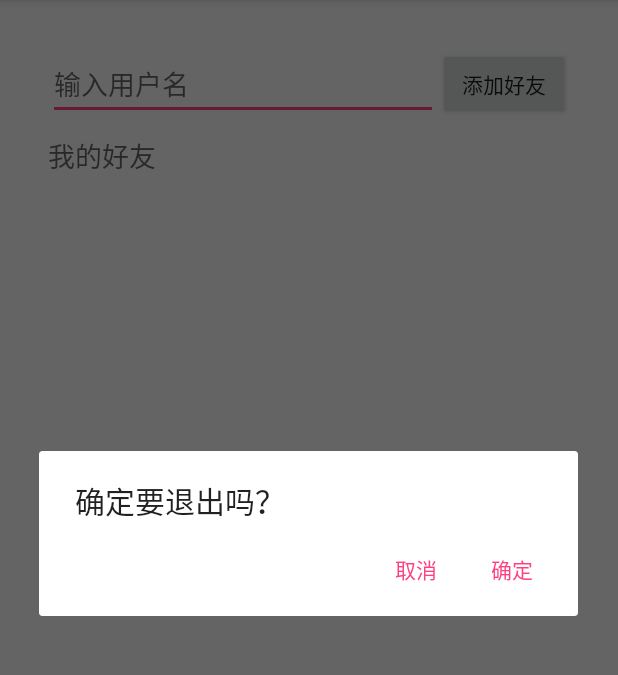
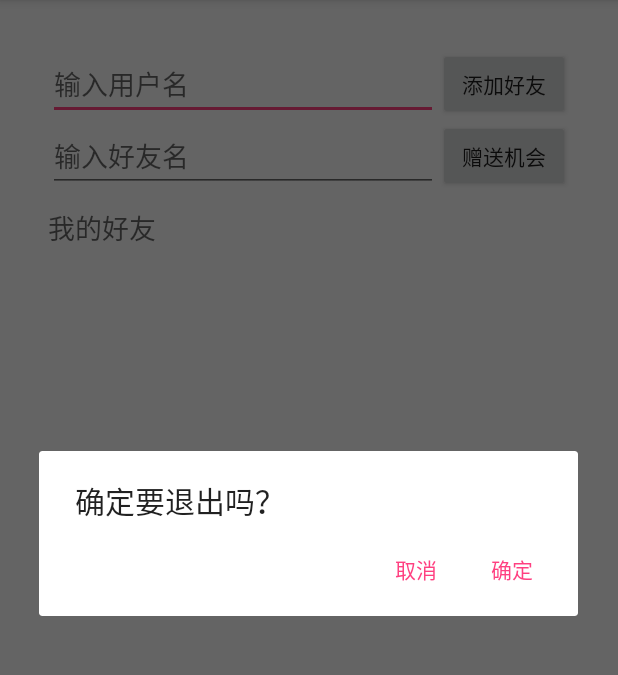
Before and after one commit to renisfan/software_develop, an Android app: the fragment FriendFragment placed in its activity, in the options menu, after a tap on "注销", on a phone screen of 412 x 824 dp, the part 84-759 px from its top. Run offline under Robolectric (Android 15) with nearby library versions, the phone set to English and light mode, and no system bars; 5 statements that could not run were skipped.

Commit message:
give chance to friend

```diff
--- a/MatchCards/app/src/main/res/layout/fragment_friend.xml
+++ b/MatchCards/app/src/main/res/layout/fragment_friend.xml
@@ -18,7 +18,9 @@
         android:layout_alignParentStart="true"
         android:layout_toLeftOf="@+id/add_friend_button"
         android:layout_toStartOf="@+id/add_friend_button"
-        android:hint="@string/username_hint" />
+        android:hint="@string/username_hint"
+        android:layout_alignRight="@+id/give_chance_text"
+        android:layout_alignEnd="@+id/give_chance_text" />
 
     <Button
         android:layout_width="wrap_content"
@@ -29,13 +31,36 @@
         android:layout_alignParentRight="true"
         android:layout_alignParentEnd="true" />
 
+    <EditText
+        android:layout_width="wrap_content"
+        android:layout_height="wrap_content"
+        android:inputType="text"
+        android:ems="10"
+        android:id="@+id/give_chance_text"
+        android:hint="@string/friend_name_hint"
+        android:layout_below="@+id/add_friend_text"
+        android:layout_alignParentLeft="true"
+        android:layout_alignParentStart="true"
+        android:layout_toLeftOf="@+id/give_chance_button"
+        android:layout_toStartOf="@+id/give_chance_button" />
+
+    <Button
+        android:layout_width="wrap_content"
+        android:layout_height="wrap_content"
+        android:text="@string/action_give_chance"
+        android:id="@+id/give_chance_button"
+        android:layout_below="@+id/add_friend_text"
+        android:layout_alignParentRight="true"
+        android:layout_alignParentEnd="true"
+        android:layout_alignBottom="@+id/give_chance_text" />
+
     <TextView
         android:id="@+id/my_friend_title"
         android:layout_width="wrap_content"
         android:layout_height="wrap_content"
         android:textAppearance="?android:attr/textAppearanceMedium"
         android:text="@string/friend_section"
-        android:layout_below="@id/add_friend_text"
+        android:layout_below="@id/give_chance_text"
         android:layout_marginTop="10dp"/>
 
     <TextView
--- a/MatchCards/app/src/main/res/values/strings.xml
+++ b/MatchCards/app/src/main/res/values/strings.xml
@@ -37,6 +37,8 @@
     <string name="game_level">等级:%1$d　限时:%2$d秒</string>
     <string name="share_text">我刚在Match Cards中得了%1$d分，你也来试试吧。</string>
     <string name="action_add_friend">添加好友</string>
+    <string name="action_give_chance">赠送机会</string>
+    <string name="friend_name_hint">输入好友名</string>
     <string name="action_create_group">创建群组</string>
     <string name="action_join_group">加入群组</string>
     <string name="group_not_exist">不存在该群组！</string>
```
Also changed, not shown: MatchCards/app/src/main/java/com/fdusoft/matchcards/FriendFragment.java (+81 -1 lines).
